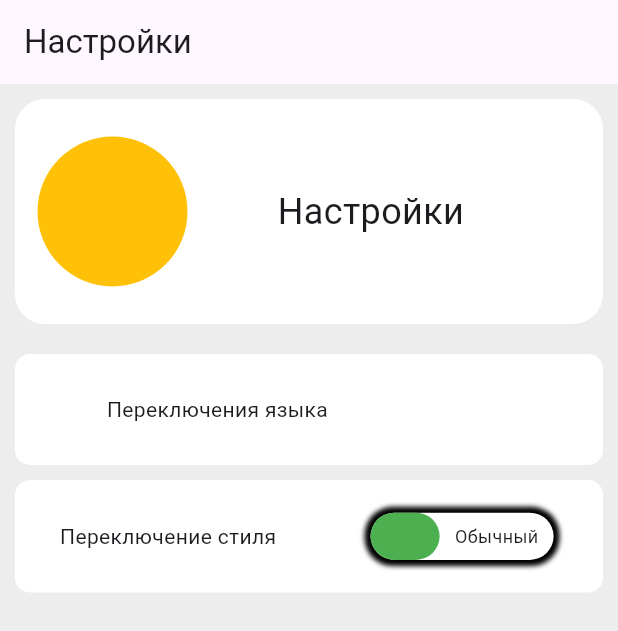
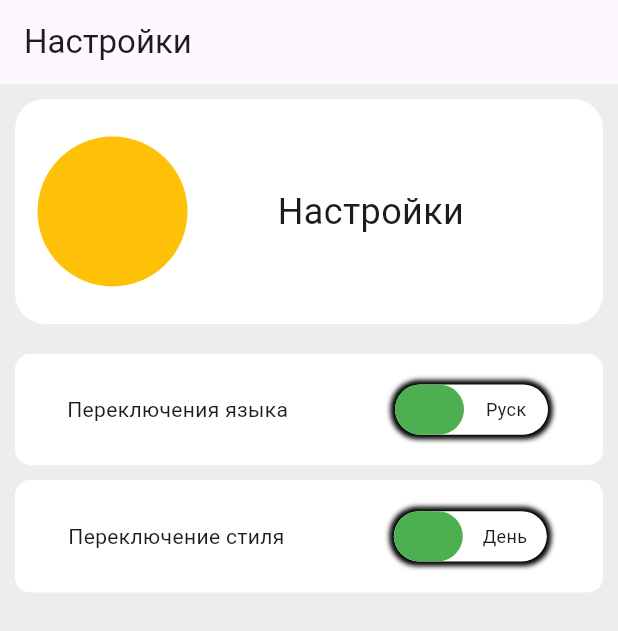
Before and after one commit to Laver33/flutter_plant_pedia, a Flutter app: the SettingsScreen screen opened by its route, on a phone screen of 412 x 824 dp. Shown: the top 631 px of the screen. Run offline on Flutter 3.47's test engine with Material 3 defaults, Android fonts, the phone set to English and light mode, and no system bars; drawn by our look-alikes of animated_toggle_switch; our stand-ins replace go_router, google_fonts, shared_preferences, stylish_bottom_bar; accounts and stored records are empty.

Commit message:
settings v4.2

```diff
--- a/lib/Style/String.dart
+++ b/lib/Style/String.dart
@@ -1,4 +1,3 @@
-import 'package:flutter/material.dart';
 
 abstract class RuStrings {
 
@@ -19,11 +18,13 @@ abstract class RuStrings {
   static const Static = 'Статистика';
 
   // Разделы
-  static const sectionsTitles = ['Мои растения', 'Календарь', 'Мои записи', 'Настройки'];
+  static const sectionsTitles = ['Мои растения', 'Календарь', 'Блокнот', 'Настройки'];
 
 // Страничка: Настройки
   static const settingsTitles = ['Переключения языка', 'Переключение стиля'];
-  static const SwitchText2 = ['Темный', 'Обычный'];
+
+  static const SwitchText1 = ['Анг', 'Руск'];
+  static const SwitchText2 = ['Ночь', 'День'];
 
 }
 
--- a/lib/pages/ProfileScreen.dart
+++ b/lib/pages/ProfileScreen.dart
@@ -90,7 +90,7 @@ class _ProfileScreenState extends State<ProfileScreen> {
               titleFirst: RuStrings.sectionsTitles[2],
               imageFirst: AppAssets.recordingImg,
               colorFirst: AppColors.recordingColor,
-              navigateFirst: '/settings',
+              navigateFirst: '/record',
 
               titleSecond: RuStrings.sectionsTitles[3],
               imageSecond: AppAssets.settingsImg,
--- a/lib/pages/sections/SettingsScreen.dart
+++ b/lib/pages/sections/SettingsScreen.dart
@@ -10,13 +10,21 @@ class SettingsScreen extends StatefulWidget {
   State<SettingsScreen> createState() => _SettingsScreenState();
 }
 
+
 class _SettingsScreenState extends State<SettingsScreen> {
 
     // Switch №1
-
+    bool currentNum1 = false;
 
     // Switch №2
     bool currentNum2 = false;
+
+
+    static const TextStyle _textStyle = TextStyle(
+      fontFamily: 'Poppins',
+      fontSize: 12,
+    );
+
 
   @override
   Widget build(BuildContext context) {
@@ -25,7 +33,6 @@ class _SettingsScreenState extends State<SettingsScreen> {
 
     final double ContainerOptionsSize = 150;
     final double DividerSize = 2;
-
 
 
     return Scaffold(
@@ -99,6 +106,44 @@ class _SettingsScreenState extends State<SettingsScreen> {
                           ),
 
                           Container(
+                            child: AnimatedToggleSwitch.dual(
+                              current: currentNum1,
+                              first: false,
+                              second: true,
+                              spacing: 10,
+                              height: ContainerOptionsSize / 4,
+                              borderWidth: 2,
+
+
+                              style: ToggleStyle(
+                                borderColor: Colors.transparent,
+                                backgroundColor: Colors.white,
+                                boxShadow: [
+
+                                  BoxShadow(
+                                    color: Colors.black,
+                                    spreadRadius: 1,
+                                    blurRadius: 2,
+                                    offset: Offset(0, 0.1)
+                                  )
+                                ],
+                              ),
+                              onChanged: (ind) => setState(() => currentNum1 = ind),
+
+                              styleBuilder: (ind) => ToggleStyle(indicatorColor: ind ? Colors.red : Colors.green ),
+
+                              textBuilder: (ind) => ind ?
+                              Center(
+                                child: Text(RuStrings.SwitchText1[0],
+                                style: _textStyle)
+                              )
+
+                              : Center(child:  Text(RuStrings.SwitchText1[1],
+                              style: GoogleFonts.poppins(
+                                fontSize: 12
+                              ),)),
+
+                            ),
                           )
 
                         ],
@@ -115,6 +160,7 @@ class _SettingsScreenState extends State<SettingsScreen> {
                         color: Colors.white,
                         borderRadius: BorderRadius.circular(10)
                       ),
+
                       child: Row(
                         mainAxisAlignment: MainAxisAlignment.spaceAround,
                         children: [
@@ -128,9 +174,9 @@ class _SettingsScreenState extends State<SettingsScreen> {
                               current: currentNum2,
                               first: false,
                               second: true,
-                              spacing: 30,
+                              spacing: 10,
                               height: ContainerOptionsSize / 4,
-                              borderWidth: 3,
+                              borderWidth: 2,
 
 
                               style: ToggleStyle(
@@ -153,23 +199,19 @@ class _SettingsScreenState extends State<SettingsScreen> {
                               textBuilder: (ind) => ind ?
                               Center(
                                 child: Text(RuStrings.SwitchText2[0],
-                                style: GoogleFonts.poppins(
-                                  fontSize: 12
-                                ),))
+                                style: _textStyle)
+                              )
 
                               : Center(child:  Text(RuStrings.SwitchText2[1],
                               style: GoogleFonts.poppins(
                                 fontSize: 12
                               ),)),
 
-
-
-                              )
+                            )
                           ),
                         ],
                       ),
                     ),
-
                   ],
                 ),
               ),
--- a/pubspec.yaml
+++ b/pubspec.yaml
@@ -34,6 +34,7 @@ dependencies:
   google_fonts: ^6.3.2
   stylish_bottom_bar: ^1.1.1
   animated_toggle_switch: ^0.8.5
+  shared_preferences: ^2.5.3
 
 
   # The following adds the Cupertino Icons font to your application.
```
Also changed, not shown: lib/pages/sections/RecordScreen.dart (+55 -1 lines), pubspec.lock, 2 other files.
